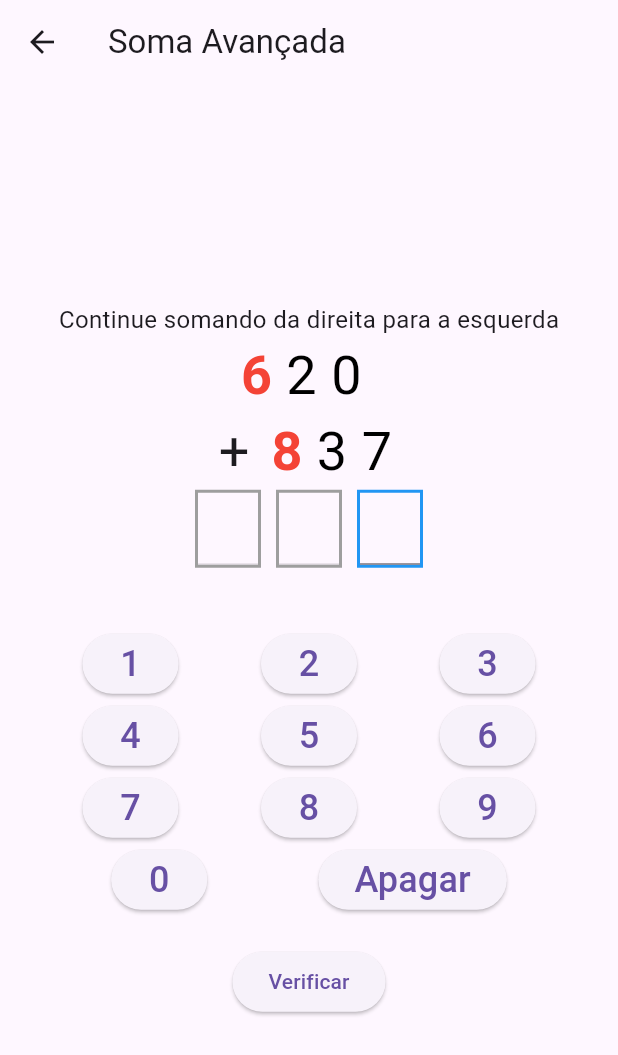
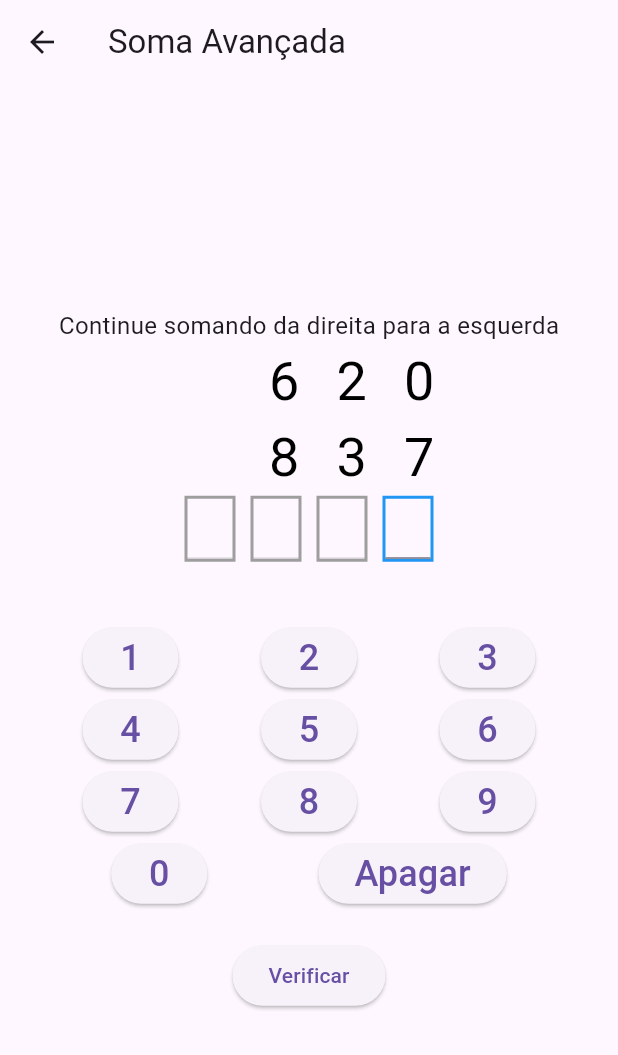
Before and after one commit to madsonxx/math_game, a Flutter app: the AdvancedSumPage screen opened directly, on a phone screen of 412 x 824 dp. Shown: the top 1055 px of the screen. Run offline on Flutter 3.47's test engine with Material 3 defaults, Android fonts, the phone set to English and light mode, and no system bars; our stand-ins replace shared_preferences; accounts and stored records are empty.

Commit message:
Update on advaced sum

```diff
--- a/lib/advanced_sum_page.dart
+++ b/lib/advanced_sum_page.dart
@@ -33,10 +33,11 @@ class _AdvancedSumPageState extends State<AdvancedSumPage> {
     Random random = Random();
     firstNumber = random.nextInt(900) + 100; // Numbers from 100 to 999
     secondNumber = random.nextInt(900) + 100;
-    int numDigits = firstNumber.toString().length;
+    int actualSum = firstNumber + secondNumber; // Calculate the actual sum
+    int numDigits = actualSum > 999 ? 4 : 3;
     resultControllers =
         List.generate(numDigits, (_) => TextEditingController());
-    carryOvers = List.filled(numDigits, 0);
+    carryOvers = List.filled(numDigits, 0); // Reset carry-overs
   }
 
   void _calculateResult() {
@@ -62,13 +63,32 @@ class _AdvancedSumPageState extends State<AdvancedSumPage> {
 
   void _checkAnswer() {
     int userAnswerInt = int.tryParse(userAnswer) ?? 0;
-    if (currentStep > 0) {
-  setState(() {
-    currentStep--;
-  });
-}
+    int digitSum = 0;
 
+    if (currentStep >= 0) {
+      // Make sure currentStep is within bounds
+      resultControllers[currentStep].text = userAnswer; // Fill the box
+      // Calculate sum for current position (including carry-over)
+      digitSum = int.parse(firstNumber.toString()[currentStep]) +
+          int.parse(secondNumber.toString()[currentStep]) +
+          carryOvers[currentStep];
+    }
 
+    if (currentStep == 0 && digitSum >= 10) {
+      // If we're at the thousands digit and the sum is >= 10, there's a carry-over
+      // You'll need to display this carry-over somehow (e.g., in a message or an extra box)
+      print(
+          "Carry-over for thousands: ${digitSum ~/ 10}"); // For now, just print it
+    } else if (currentStep > 0) {
+      carryOvers[currentStep - 1] = digitSum ~/ 10;
+    }
+    // Trigger a rebuild to show the carry-over box immediately
+    setState(() {
+      if (currentStep > 0) {
+        currentStep--;
+        userAnswer = '';
+      }
+    });
 
     if (userAnswerInt == sum) {
       setState(() {
@@ -105,7 +125,7 @@ class _AdvancedSumPageState extends State<AdvancedSumPage> {
           } else {
             onNumberButtonPressed(value);
             // Check answer only if the number of digits in userAnswer matches the sum
-            if (userAnswer.length == sum.toString().length) {
+            if (userAnswer.length == 1) {
               _checkAnswer();
             }
           }
@@ -134,19 +154,18 @@ class _AdvancedSumPageState extends State<AdvancedSumPage> {
             ),
             // Result row with carry-over boxes
             Row(
-              mainAxisAlignment: MainAxisAlignment.center,
+              mainAxisAlignment: MainAxisAlignment.end,
               children: [
-                ..._buildNumberDisplay(firstNumber.toString()),
-                const SizedBox(width: 10),
+                ..._buildNumberDisplay(firstNumber.toString(), true),
+                const SizedBox(width: 110),
               ],
             ),
             Row(
-              mainAxisAlignment: MainAxisAlignment.center,
+              mainAxisAlignment: MainAxisAlignment.end,
               children: [
-                const Text('+', style: TextStyle(fontSize: 36)),
-                const SizedBox(width: 10),
                 // Second Number Display
-                ..._buildNumberDisplay(secondNumber.toString()),
+                ..._buildNumberDisplay(secondNumber.toString(), false),
+                const SizedBox(width: 110),
               ],
             ),
             Row(
@@ -163,7 +182,8 @@ class _AdvancedSumPageState extends State<AdvancedSumPage> {
                       ),
                     ),
                     child: SizedBox(
-                      width: 40,
+                      width: 30,
+                      height: 40,
                       child: TextField(
                         controller: resultControllers[index],
                         textAlign: TextAlign.center,
@@ -225,26 +245,43 @@ class _AdvancedSumPageState extends State<AdvancedSumPage> {
   }
 
   // Helper function to build the number display with highlighted digits
-  List<Widget> _buildNumberDisplay(String number) {
+  List<Widget> _buildNumberDisplay(String number, bool isTopNumber) {
     List<Widget> digits = [];
     for (int i = 0; i < number.length; i++) {
       digits.add(
         Column(
           children: [
+            if (isTopNumber && i < number.length - 1 && carryOvers[i] > 0)
+              Container(
+                margin: const EdgeInsets.only(bottom: 5),
+                width: 30,
+                height: 20,
+                decoration: BoxDecoration(
+                  border: Border.all(
+                    color: (currentStep ==
+                            i + 1) // Highlight if carry-over exists and it's the next step
+                        ? Colors.blue
+                        : Colors.grey,
+                  ),
+                ),
+                child: Center(
+                  child: Text(
+                    carryOvers[i].toString(),
+                    style: const TextStyle(fontSize: 12),
+                  ),
+                ),
+              ),
             Text(
               number[i],
               style: TextStyle(
                 fontSize: 36,
-                fontWeight: i == (number.length - 1 - currentStep)
-                    ? FontWeight.bold
-                    : FontWeight.normal,
-                color: i == (number.length - 1 - currentStep)
-                    ? Colors.red
-                    : Colors.black,
+                fontWeight:
+                    i == currentStep ? FontWeight.bold : FontWeight.normal,
+                color: i == currentStep ? Colors.red : Colors.black,
               ),
             ),
             SizedBox(
-              width: 30,
+              width: 45,
             )
           ],
         ),
```
